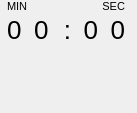
ModPlugPlayer/LCDDisplayWidget, file src/TimeArea.ui: the form before one commit.
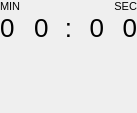
The form after the commit.

Commit message: Background color bugfix and display QSS arrangements.

Patch:
```diff
--- a/src/TimeArea.ui
+++ b/src/TimeArea.ui
@@ -32,15 +32,15 @@
    <item row="1" column="1">
     <widget class="QLabel" name="minuteDigit2">
      <property name="sizePolicy">
-      <sizepolicy hsizetype="Minimum" vsizetype="Preferred">
+      <sizepolicy hsizetype="Expanding" vsizetype="Expanding">
        <horstretch>0</horstretch>
        <verstretch>0</verstretch>
       </sizepolicy>
      </property>
-     <property name="maximumSize">
+     <property name="minimumSize">
       <size>
-       <width>20</width>
-       <height>16777215</height>
+       <width>14</width>
+       <height>0</height>
       </size>
      </property>
      <property name="font">
@@ -65,10 +65,16 @@
    </item>
    <item row="1" column="4">
     <widget class="QLabel" name="secondDigit2">
-     <property name="maximumSize">
+     <property name="sizePolicy">
+      <sizepolicy hsizetype="Expanding" vsizetype="Expanding">
+       <horstretch>0</horstretch>
+       <verstretch>0</verstretch>
+      </sizepolicy>
+     </property>
+     <property name="minimumSize">
       <size>
-       <width>20</width>
-       <height>16777215</height>
+       <width>14</width>
+       <height>0</height>
       </size>
      </property>
      <property name="font">
@@ -125,15 +131,15 @@
    <item row="1" column="0">
     <widget class="QLabel" name="minuteDigit1">
      <property name="sizePolicy">
-      <sizepolicy hsizetype="Minimum" vsizetype="Preferred">
+      <sizepolicy hsizetype="Expanding" vsizetype="Expanding">
        <horstretch>0</horstretch>
        <verstretch>0</verstretch>
       </sizepolicy>
      </property>
-     <property name="maximumSize">
+     <property name="minimumSize">
       <size>
-       <width>20</width>
-       <height>16777215</height>
+       <width>14</width>
+       <height>0</height>
       </size>
      </property>
      <property name="font">
@@ -158,21 +164,33 @@
    </item>
    <item row="1" column="2">
     <widget class="QLabel" name="colon">
+     <property name="sizePolicy">
+      <sizepolicy hsizetype="Fixed" vsizetype="Expanding">
+       <horstretch>0</horstretch>
+       <verstretch>0</verstretch>
+      </sizepolicy>
+     </property>
+     <property name="minimumSize">
+      <size>
+       <width>3</width>
+       <height>0</height>
+      </size>
+     </property>
      <property name="maximumSize">
       <size>
-       <width>10</width>
+       <width>3</width>
        <height>16777215</height>
       </size>
      </property>
      <property name="styleSheet">
       <string notr="true">font-size: 26px;
-margin-top: -3px; /*Should be negative or zero*/</string>
+margin-top: -9px; /*Should be negative or zero*/</string>
      </property>
      <property name="text">
       <string>:</string>
      </property>
      <property name="alignment">
-      <set>Qt::AlignmentFlag::AlignRight|Qt::AlignmentFlag::AlignTop|Qt::AlignmentFlag::AlignTrailing</set>
+      <set>Qt::AlignmentFlag::AlignHCenter|Qt::AlignmentFlag::AlignTop</set>
      </property>
     </widget>
    </item>
@@ -209,10 +227,16 @@
    </item>
    <item row="1" column="3">
     <widget class="QLabel" name="secondDigit1">
-     <property name="maximumSize">
+     <property name="sizePolicy">
+      <sizepolicy hsizetype="Expanding" vsizetype="Expanding">
+       <horstretch>0</horstretch>
+       <verstretch>0</verstretch>
+      </sizepolicy>
+     </property>
+     <property name="minimumSize">
       <size>
-       <width>20</width>
-       <height>16777215</height>
+       <width>14</width>
+       <height>0</height>
       </size>
      </property>
      <property name="font">
```
The commit also changes 2 other files.
